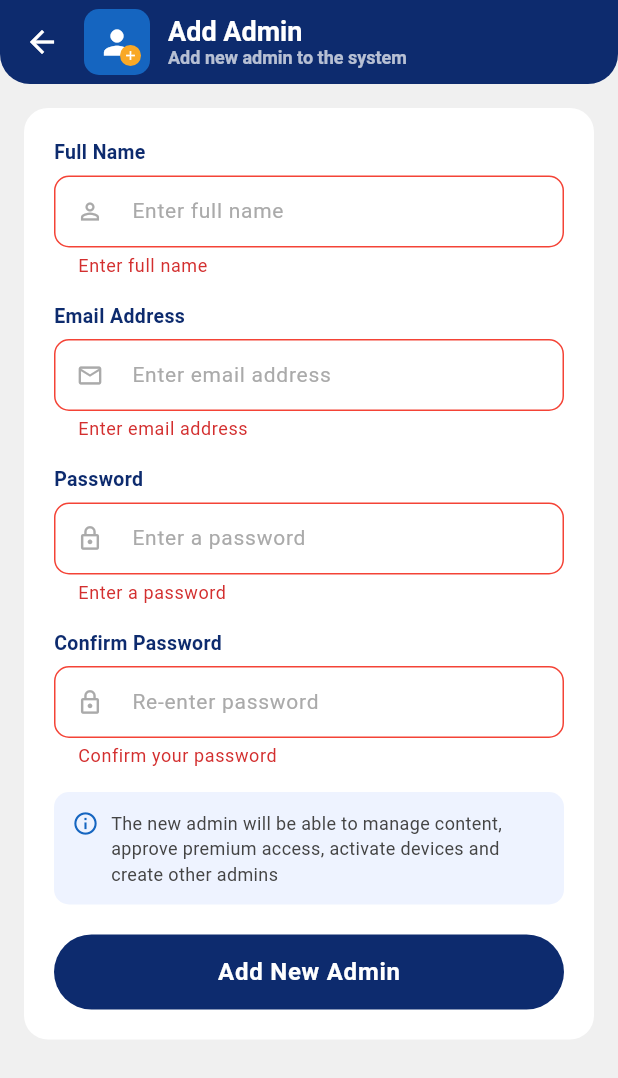
After one commit to aastu-gibigubae/resource-admin, a Flutter app: the AddAdminPage screen opened by its route, after a tap on "Add New Admin", on a phone screen of 412 x 824 dp. The commit adds this screen. Shown: the top 1078 px of the screen. Run offline on Flutter 3.47's test engine with Material 3 defaults, Android fonts, the phone set to English and light mode, and no system bars; our stand-ins replace dio, flutter_riverpod, flutter_secure_storage, go_router; accounts and stored records are empty.

Commit message:
feat(add-admin): implement Add Admin screen matching design

```diff
--- a/lib/app/router/app_router.dart
+++ b/lib/app/router/app_router.dart
@@ -13,6 +13,7 @@ import '../../features/profile/presentation/pages/profile_page.dart';
 import '../../features/forgot_password/presentation/pages/forgot_password_email_page.dart';
 import '../../features/forgot_password/presentation/pages/forgot_password_verify_page.dart';
 import '../../features/forgot_password/presentation/pages/reset_password_page.dart';
+import '../../features/profile/presentation/pages/add_admin_page.dart';
 
 final appRouterProvider = Provider<GoRouter>((ref) {
   return GoRouter(
@@ -73,6 +74,10 @@ final appRouterProvider = Provider<GoRouter>((ref) {
         ],
       ),
       GoRoute(
+        path: '/add-admin',
+        builder: (context, state) => const AddAdminPage(),
+      ),
+      GoRoute(
         path: RouteNames.profile,
         builder: (context, state) => const ProfilePage(),
       ),
--- a/lib/features/admin_dashboard/presentation/pages/admin_dashboard_page.dart
+++ b/lib/features/admin_dashboard/presentation/pages/admin_dashboard_page.dart
@@ -127,8 +127,11 @@ class _BodyState extends ConsumerState<_Body> {
                   children: [
                     Align(
                       alignment: Alignment.centerRight,
-                      child: const Icon(Icons.person_add_alt_1_outlined,
-                          color: Colors.white, size: 24),
+                      child: GestureDetector(
+                        onTap: () => context.go('/add-admin'),
+                        child: const Icon(Icons.person_add_alt_1_outlined,
+                            color: Colors.white, size: 24),
+                      ),
                     ),
                     const SizedBox(height: 4),
                     const Text(
--- /dev/null
+++ b/lib/features/profile/presentation/pages/add_admin_page.dart
@@ -0,0 +1,311 @@
+import 'package:flutter/material.dart';
+import 'package:flutter_riverpod/flutter_riverpod.dart';
+import 'package:go_router/go_router.dart';
+import '../../../../app/theme/app_colors.dart';
+
+class AddAdminPage extends ConsumerStatefulWidget {
+  const AddAdminPage({super.key});
+
+  @override
+  ConsumerState<AddAdminPage> createState() => _AddAdminPageState();
+}
+
+class _AddAdminPageState extends ConsumerState<AddAdminPage> {
+  final _formKey = GlobalKey<FormState>();
+  final _nameController = TextEditingController();
+  final _emailController = TextEditingController();
+  final _passwordController = TextEditingController();
+  final _confirmPasswordController = TextEditingController();
+  bool _isLoading = false;
+
+  @override
+  void dispose() {
+    _nameController.dispose();
+    _emailController.dispose();
+    _passwordController.dispose();
+    _confirmPasswordController.dispose();
+    super.dispose();
+  }
+
+  void _onSubmit() {
+    if (_formKey.currentState?.validate() ?? false) {
+      setState(() => _isLoading = true);
+      // TODO: connect to admin creation API
+      Future.delayed(const Duration(seconds: 1), () {
+        if (mounted) setState(() => _isLoading = false);
+      });
+    }
+  }
+
+  @override
+  Widget build(BuildContext context) {
+    return Scaffold(
+      backgroundColor: const Color(0xFFF0F0F0),
+      appBar: AppBar(
+        backgroundColor: Colors.transparent,
+        elevation: 0,
+        flexibleSpace: Container(
+          decoration: const BoxDecoration(
+            color: AppColors.primaryDark,
+            borderRadius: BorderRadius.only(
+              bottomLeft: Radius.circular(20),
+              bottomRight: Radius.circular(20),
+            ),
+          ),
+        ),
+        leading: IconButton(
+          icon: const Icon(Icons.arrow_back, color: Colors.white),
+          onPressed: () => context.pop(),
+        ),
+        title: Row(
+          children: [
+            // Shield/person icon box
+            Container(
+              width: 44,
+              height: 44,
+              decoration: BoxDecoration(
+                color: const Color(0xFF1565C0),
+                borderRadius: BorderRadius.circular(10),
+              ),
+              child: Stack(
+                alignment: Alignment.center,
+                children: [
+                  const Icon(Icons.person, color: Colors.white, size: 26),
+                  Positioned(
+                    bottom: 6,
+                    right: 6,
+                    child: Container(
+                      width: 14,
+                      height: 14,
+                      decoration: const BoxDecoration(
+                        color: Color(0xFFF9A825),
+                        shape: BoxShape.circle,
+                      ),
+                      child: const Icon(Icons.add,
+                          color: Colors.white, size: 10),
+                    ),
+                  ),
+                ],
+              ),
+            ),
+            const SizedBox(width: 12),
+            const Column(
+              crossAxisAlignment: CrossAxisAlignment.start,
+              mainAxisSize: MainAxisSize.min,
+              children: [
+                Text(
+                  'Add Admin',
+                  style: TextStyle(
+                    color: Colors.white,
+                    fontSize: 18,
+                    fontWeight: FontWeight.w700,
+                  ),
+                ),
+                Text(
+                  'Add new admin to the system',
+                  style: TextStyle(
+                    color: Colors.white70,
+                    fontSize: 12,
+                  ),
+                ),
+              ],
+            ),
+          ],
+        ),
+        titleSpacing: 0,
+      ),
+      body: SingleChildScrollView(
+        padding: const EdgeInsets.all(16),
+        child: Container(
+          decoration: BoxDecoration(
+            color: Colors.white,
+            borderRadius: BorderRadius.circular(16),
+          ),
+          padding: const EdgeInsets.all(20),
+          child: Form(
+            key: _formKey,
+            child: Column(
+              crossAxisAlignment: CrossAxisAlignment.start,
+              children: [
+                // Full Name
+                _buildLabel('Full Name'),
+                const SizedBox(height: 6),
+                _buildField(
+                  controller: _nameController,
+                  hint: 'Enter full name',
+                  icon: Icons.person_outline,
+                  validator: (v) =>
+                      (v == null || v.isEmpty) ? 'Enter full name' : null,
+                ),
+
+                const SizedBox(height: 16),
+
+                // Email Address
+                _buildLabel('Email Address'),
+                const SizedBox(height: 6),
+                _buildField(
+                  controller: _emailController,
+                  hint: 'Enter email address',
+                  icon: Icons.email_outlined,
+                  keyboardType: TextInputType.emailAddress,
+                  validator: (v) =>
+                      (v == null || v.isEmpty) ? 'Enter email address' : null,
+                ),
+
+                const SizedBox(height: 16),
+
+                // Password
+                _buildLabel('Password'),
+                const SizedBox(height: 6),
+                _buildField(
+                  controller: _passwordController,
+                  hint: 'Enter a password',
+                  icon: Icons.lock_outline,
+                  obscure: true,
+                  validator: (v) {
+                    if (v == null || v.isEmpty) return 'Enter a password';
+                    if (v.length < 6) return 'At least 6 characters';
+                    return null;
+                  },
+                ),
+
+                const SizedBox(height: 16),
+
+                // Confirm Password
+                _buildLabel('Confirm Password'),
+                const SizedBox(height: 6),
+                _buildField(
+                  controller: _confirmPasswordController,
+                  hint: 'Re-enter password',
+                  icon: Icons.lock_outline,
+                  obscure: true,
+                  validator: (v) {
+                    if (v == null || v.isEmpty) return 'Confirm your password';
+                    if (v != _passwordController.text) {
+                      return 'Passwords do not match';
+                    }
+                    return null;
+                  },
+                ),
+
+                const SizedBox(height: 16),
+
+                // Info box
+                Container(
+                  padding: const EdgeInsets.all(12),
+                  decoration: BoxDecoration(
+                    color: const Color(0xFFEEF3FF),
+                    borderRadius: BorderRadius.circular(10),
+                  ),
+                  child: Row(
+                    crossAxisAlignment: CrossAxisAlignment.start,
+                    children: [
+                      const Icon(Icons.info_outline,
+                          color: Color(0xFF1565C0), size: 18),
+                      const SizedBox(width: 8),
+                      const Expanded(
+                        child: Text(
+                          'The new admin will be able to manage content, approve premium access, activate devices and create other admins',
+                          style: TextStyle(
+                            fontSize: 12,
+                            color: Color(0xFF444444),
+                            height: 1.4,
+                          ),
+                        ),
+                      ),
+                    ],
+                  ),
+                ),
+
+                const SizedBox(height: 20),
+
+                // Submit button
+                SizedBox(
+                  width: double.infinity,
+                  height: 50,
+                  child: ElevatedButton(
+                    onPressed: _isLoading ? null : _onSubmit,
+                    style: ElevatedButton.styleFrom(
+                      backgroundColor: AppColors.primaryDark,
+                      foregroundColor: Colors.white,
+                      shape: RoundedRectangleBorder(
+                        borderRadius: BorderRadius.circular(30),
+                      ),
+                      elevation: 0,
+                    ),
+                    child: _isLoading
+                        ? const SizedBox(
+                            width: 20,
+                            height: 20,
+                            child: CircularProgressIndicator(
+                                strokeWidth: 2, color: Colors.white),
+                          )
+                        : const Text(
+                            'Add New Admin',
+                            style: TextStyle(
+                                fontSize: 16, fontWeight: FontWeight.w700),
+                          ),
+                  ),
+                ),
+              ],
+            ),
+          ),
+        ),
+      ),
+    );
+  }
+
+  Widget _buildLabel(String text) {
+    return Text(
+      text,
+      style: const TextStyle(
+        fontSize: 13,
+        fontWeight: FontWeight.w600,
+        color: Color(0xFF0D2B6E),
+      ),
+    );
+  }
+
+  Widget _buildField({
+    required TextEditingController controller,
+    required String hint,
+    required IconData icon,
+    TextInputType keyboardType = TextInputType.text,
+    bool obscure = false,
+    String? Function(String?)? validator,
+  }) {
+    return TextFormField(
+      controller: controller,
+      keyboardType: keyboardType,
+      obscureText: obscure,
+      style: const TextStyle(fontSize: 14),
+      decoration: InputDecoration(
+        hintText: hint,
+        hintStyle: const TextStyle(color: Color(0xFFAAAAAA), fontSize: 14),
+        prefixIcon: Icon(icon, color: const Color(0xFFAAAAAA), size: 18),
+        filled: true,
+        fillColor: Colors.white,
+        contentPadding:
+            const EdgeInsets.symmetric(vertical: 12, horizontal: 12),
+        border: OutlineInputBorder(
+          borderRadius: BorderRadius.circular(10),
+          borderSide: const BorderSide(color: Color(0xFFDDDDDD)),
+        ),
+        enabledBorder: OutlineInputBorder(
+          borderRadius: BorderRadius.circular(10),
+          borderSide: const BorderSide(color: Color(0xFFDDDDDD)),
+        ),
+        focusedBorder: OutlineInputBorder(
+          borderRadius: BorderRadius.circular(10),
+          borderSide:
+              const BorderSide(color: AppColors.primary, width: 1.5),
+        ),
+        errorBorder: OutlineInputBorder(
+          borderRadius: BorderRadius.circular(10),
+          borderSide: const BorderSide(color: Colors.red),
+        ),
+      ),
+      validator: validator,
+    );
+  }
+}
```
